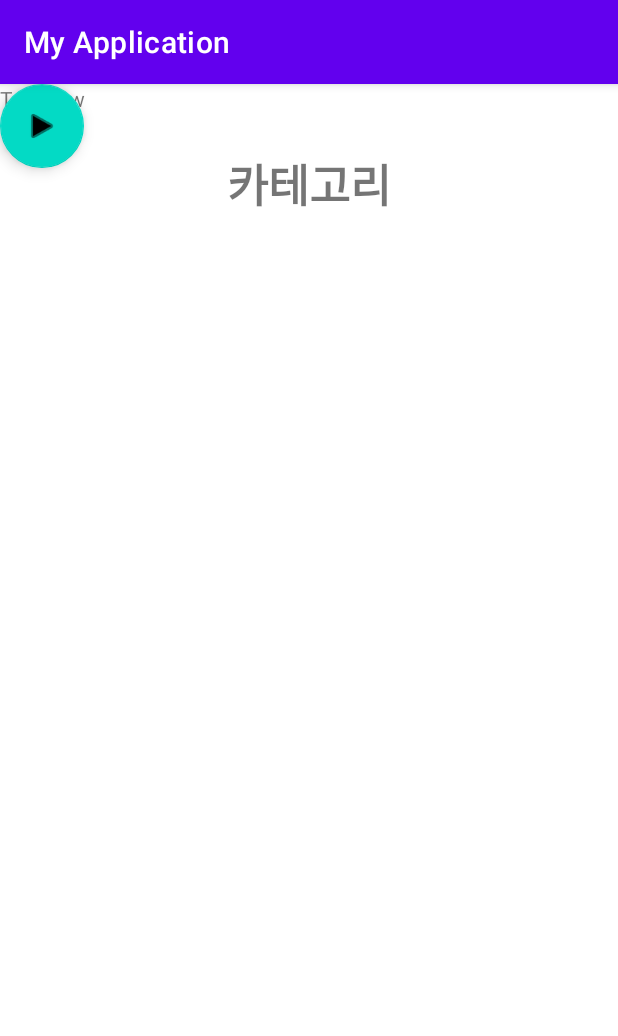
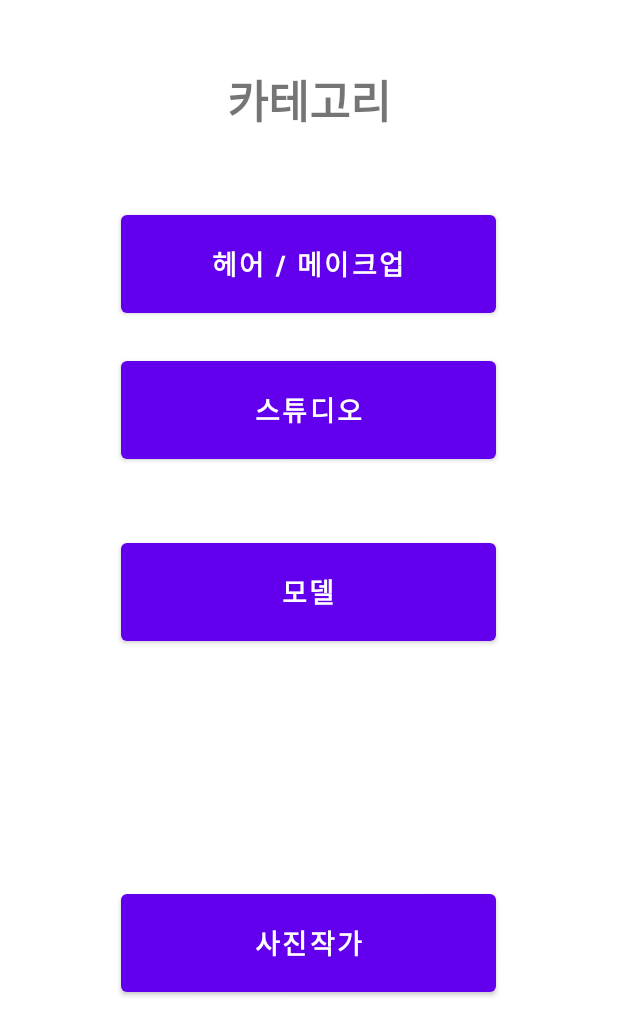
Before and after one commit to han-seo/MyApplication10, an Android app: the category screen opened directly, with no data from a screen before it, on a phone screen of 412 x 824 dp. Shown: the top 1036 px of the screen. Run offline under Robolectric (Android 15) with nearby library versions, the phone set to English and light mode, and no system bars.

Commit message:
//카텍고리 및 버튼 구현

```diff
--- a/app/src/main/AndroidManifest.xml
+++ b/app/src/main/AndroidManifest.xml
@@ -9,7 +9,8 @@
         android:roundIcon="@mipmap/ic_launcher_round"
         android:supportsRtl="true"
         android:theme="@style/Theme.MyApplication">
-        <activity android:name=".hmPage"></activity>
+        <activity android:name=".studio"></activity>
+        <activity android:name=".hmPage" />
         <activity android:name=".category" />
         <activity android:name=".MainActivity">
             <intent-filter>
@@ -17,7 +18,9 @@
 
                 <category android:name="android.intent.category.LAUNCHER" />
             </intent-filter>
+
         </activity>
+
     </application>
 
 </manifest>
--- a/app/src/main/java/com/example/myapplication/category.kt
+++ b/app/src/main/java/com/example/myapplication/category.kt
@@ -1,13 +1,27 @@
 package com.example.myapplication
 
+import android.content.Intent
 import androidx.appcompat.app.AppCompatActivity
 import android.os.Bundle
+import android.os.PersistableBundle
+import android.widget.Button
 
 class category : AppCompatActivity() {
 
 
+    lateinit var Button1 : Button
+
     override fun onCreate(savedInstanceState: Bundle?) {
         super.onCreate(savedInstanceState)
         setContentView(R.layout.activity_category)
+
+
+        Button1 =  findViewById<Button>(R.id.btn_studio)
+
+        Button1.setOnClickListener{
+            var intent=Intent(this, studio::class.java)
+            startActivity(intent)
+        }
     }
+
 }
--- a/app/src/main/res/layout/activity_category.xml
+++ b/app/src/main/res/layout/activity_category.xml
@@ -18,20 +18,56 @@
         app:layout_constraintStart_toStartOf="parent"
         app:layout_constraintTop_toTopOf="parent" />
 
-    <com.google.android.material.floatingactionbutton.FloatingActionButton
-        android:id="@+id/btn_move"
-        android:layout_width="wrap_content"
-        android:layout_height="wrap_content"
-        android:clickable="true"
-        app:srcCompat="@android:drawable/ic_media_play"
-        tools:layout_editor_absoluteX="314dp"
-        tools:layout_editor_absoluteY="126dp" />
+    <Button
+        android:id="@+id/btn_hair"
+        android:layout_width="250dp"
+        android:layout_height="77dp"
+        android:layout_marginTop="48dp"
+        android:text="헤어 / 메이크업"
+        android:textSize="18sp"
+        android:textStyle="bold"
+        app:layout_constraintEnd_toEndOf="parent"
+        app:layout_constraintHorizontal_bias="0.496"
+        app:layout_constraintStart_toStartOf="parent"
+        app:layout_constraintTop_toBottomOf="@+id/textView2" />
 
-    <TextView
-        android:id="@+id/textView4"
-        android:layout_width="wrap_content"
-        android:layout_height="wrap_content"
-        android:text="TextView"
-        tools:layout_editor_absoluteX="172dp"
-        tools:layout_editor_absoluteY="142dp" />
+    <Button
+        android:id="@+id/btn_studio"
+        android:layout_width="250dp"
+        android:layout_height="77dp"
+        android:layout_marginTop="20dp"
+        android:text="스튜디오"
+        android:textSize="18sp"
+        android:textStyle="bold"
+        app:layout_constraintEnd_toEndOf="parent"
+        app:layout_constraintHorizontal_bias="0.496"
+        app:layout_constraintStart_toStartOf="parent"
+        app:layout_constraintTop_toBottomOf="@+id/btn_hair" />
+
+    <Button
+        android:id="@+id/btn_model"
+        android:layout_width="250dp"
+        android:layout_height="77dp"
+        android:layout_marginTop="44dp"
+        android:text="모델"
+        android:textSize="18sp"
+        android:textStyle="bold"
+        app:layout_constraintEnd_toEndOf="parent"
+        app:layout_constraintHorizontal_bias="0.496"
+        app:layout_constraintStart_toStartOf="parent"
+        app:layout_constraintTop_toBottomOf="@+id/btn_studio" />
+
+    <Button
+        android:id="@+id/btn_photoG"
+        android:layout_width="250dp"
+        android:layout_height="77dp"
+        android:text="사진작가"
+        android:textSize="18sp"
+        android:textStyle="bold"
+        app:layout_constraintBottom_toBottomOf="parent"
+        app:layout_constraintEnd_toEndOf="parent"
+        app:layout_constraintHorizontal_bias="0.496"
+        app:layout_constraintStart_toStartOf="parent"
+        app:layout_constraintTop_toBottomOf="@+id/btn_model" />
+
 </androidx.constraintlayout.widget.ConstraintLayout>
--- a/app/src/main/res/layout/activity_main.xml
+++ b/app/src/main/res/layout/activity_main.xml
@@ -10,7 +10,7 @@
         android:id="@+id/button"
         android:layout_width="wrap_content"
         android:layout_height="wrap_content"
-        android:layout_marginTop="309dp"
+        android:layout_marginTop="116dp"
         android:text="Button"
         app:layout_constraintEnd_toEndOf="parent"
         app:layout_constraintStart_toStartOf="parent"
--- a/app/src/main/res/values/themes.xml
+++ b/app/src/main/res/values/themes.xml
@@ -1,6 +1,6 @@
 <resources xmlns:tools="http://schemas.android.com/tools">
     <!-- Base application theme. -->
-    <style name="Theme.MyApplication" parent="Theme.MaterialComponents.DayNight.DarkActionBar">
+    <style name="Theme.MyApplication" parent="Theme.MaterialComponents.DayNight.NoActionBar">
         <!-- Primary brand color. -->
         <item name="colorPrimary">@color/purple_500</item>
         <item name="colorPrimaryVariant">@color/purple_700</item>
```
Also changed, not shown: app/build.gradle (+6 -6 lines), app/src/main/java/com/example/myapplication/MainActivity.kt (+17 -0 lines), app/src/main/java/com/example/myapplication/studio.kt (added, +11 -0 lines), app/src/main/res/layout/activity_studio.xml (added, +9 -0 lines), app/src/main/res/layout/studio_main.xml (added, +52 -0 lines).
